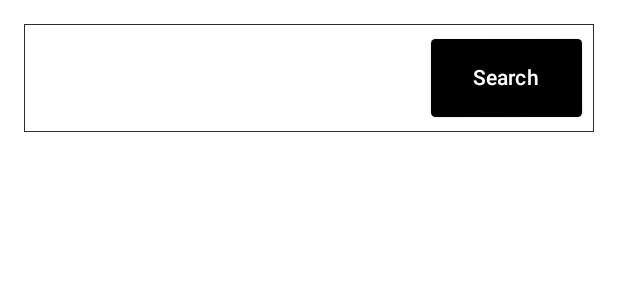
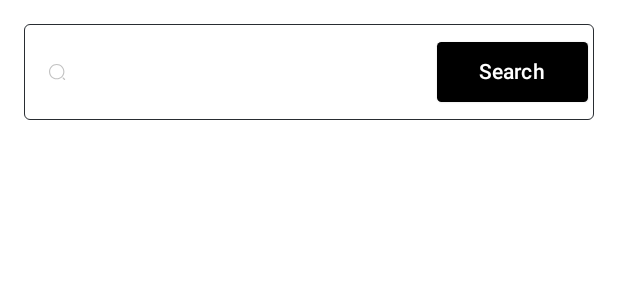
Before and after one commit to Abdullahi1/GithubRepositoryFinder, an Android app built with Jetpack Compose: the @Preview function CustomSearchBarPreview, on a phone screen of 412 x 824 dp. Shown: the top 300 px of the screen. Run offline under Robolectric (Android 15) with nearby library versions, the phone set to English and light mode, and no system bars.

Commit message:
fix custom search bar

```diff
--- a/core/commondesign/src/main/java/com/example/commondesign/component/CustomSearchBar.kt
+++ b/core/commondesign/src/main/java/com/example/commondesign/component/CustomSearchBar.kt
@@ -1,76 +1,86 @@
 package com.example.commondesign.component
 
+import androidx.compose.foundation.Image
 import androidx.compose.foundation.border
 import androidx.compose.foundation.layout.Arrangement
 import androidx.compose.foundation.layout.Column
 import androidx.compose.foundation.layout.Row
+import androidx.compose.foundation.layout.Spacer
 import androidx.compose.foundation.layout.fillMaxSize
 import androidx.compose.foundation.layout.padding
+import androidx.compose.foundation.layout.width
 import androidx.compose.foundation.shape.RoundedCornerShape
+import androidx.compose.foundation.text.BasicTextField
 import androidx.compose.material3.ButtonDefaults
 import androidx.compose.material3.ElevatedButton
 import androidx.compose.material3.ExperimentalMaterial3Api
 import androidx.compose.material3.Text
-import androidx.compose.material3.TextField
-import androidx.compose.material3.TextFieldDefaults
 import androidx.compose.runtime.Composable
+import androidx.compose.runtime.getValue
+import androidx.compose.runtime.mutableStateOf
+import androidx.compose.runtime.remember
+import androidx.compose.runtime.setValue
 import androidx.compose.ui.Alignment
 import androidx.compose.ui.Modifier
 import androidx.compose.ui.graphics.Color
+import androidx.compose.ui.res.painterResource
 import androidx.compose.ui.text.input.TextFieldValue
 import androidx.compose.ui.tooling.preview.Preview
 import androidx.compose.ui.unit.dp
+import com.example.commondesign.R
 import com.example.commondesign.theme.GithubRepositoryFinderTheme
 
 @Composable
 fun CustomSearchBar(
     modifier: Modifier = Modifier,
-    value: TextFieldValue,
-    onValueChange: (TextFieldValue) -> Unit,
+    onSearchClicked: (TextFieldValue) -> Unit,
 ) {
+    var textState by remember { mutableStateOf(TextFieldValue()) }
     Row(
         horizontalArrangement = Arrangement.End,
         verticalAlignment = Alignment.CenterVertically,
         modifier = modifier
-            .border(color = Color(0xFF292D32), width = 0.5.dp)
-            .padding(8.dp),
+            .border(
+                color = Color(0xFF292D32), width = 0.5.dp, shape = RoundedCornerShape(4.dp)
+            )
+            .padding(horizontal = 4.dp, vertical = 8.dp),
     ) {
-        TextField(
+        Spacer(modifier = Modifier.width(12.dp))
+        Image(painter = painterResource(R.drawable.ic_search), contentDescription = "Search Icon")
+        Spacer(modifier = Modifier.width(12.dp))
+        BasicTextField(
             modifier = Modifier.weight(2f),
-            value = value,
-            onValueChange = onValueChange,
-            colors = TextFieldDefaults.colors(
-                focusedIndicatorColor = Color.Transparent,
-                unfocusedIndicatorColor = Color.Transparent,
-                disabledIndicatorColor = Color.Transparent,
-                errorIndicatorColor = Color.Transparent,
-                focusedContainerColor = Color.Transparent,
-                unfocusedContainerColor = Color.Transparent
-
-            )
+            value = textState,
+            onValueChange = {
+                textState = it
+            },
         )
 
         ElevatedButton(
-            onClick = {},
+            onClick = {
+                onSearchClicked(textState)
+            },
             colors = ButtonDefaults.elevatedButtonColors(containerColor = Color(0xFF000000)),
             shape = RoundedCornerShape(3.dp),
             content = {
-                Text("Search", color = Color.White, modifier = Modifier.padding(horizontal = 4.dp, vertical = 8.dp))
-            })
+                Text(
+                    "Search",
+                    color = Color.White,
+                    modifier = Modifier.padding(horizontal = 4.dp, vertical = 1.dp)
+                )
+            },
+        )
     }
 }
 
 
-@OptIn(ExperimentalMaterial3Api::class)
 @Preview(showBackground = true)
 @Composable
 private fun CustomSearchBarPreview() {
     GithubRepositoryFinderTheme {
         Column(modifier = Modifier.fillMaxSize()) {
 
-            CustomSearchBar(modifier = Modifier.padding(16.dp),
-                value = TextFieldValue(text = ""),
-                onValueChange = {})
+            CustomSearchBar(modifier = Modifier.padding(16.dp), onSearchClicked = {})
         }
     }
 }
--- /dev/null
+++ b/core/commondesign/src/main/res/drawable/ic_search.xml
@@ -0,0 +1,12 @@
+<vector xmlns:android="http://schemas.android.com/apk/res/android"
+    android:width="13dp"
+    android:height="12dp"
+    android:viewportWidth="13"
+    android:viewportHeight="12">
+  <path
+      android:pathData="M5.809,10.875C2.975,10.875 0.668,8.575 0.668,5.75C0.668,2.925 2.975,0.625 5.809,0.625C8.643,0.625 10.95,2.925 10.95,5.75C10.95,8.575 8.643,10.875 5.809,10.875ZM5.809,1.375C3.386,1.375 1.42,3.34 1.42,5.75C1.42,8.16 3.386,10.125 5.809,10.125C8.232,10.125 10.198,8.16 10.198,5.75C10.198,3.34 8.232,1.375 5.809,1.375Z"
+      android:fillColor="#C1C1C1"/>
+  <path
+      android:pathData="M11.075,11.375C10.98,11.375 10.885,11.34 10.81,11.265L9.806,10.265C9.661,10.12 9.661,9.88 9.806,9.735C9.952,9.59 10.193,9.59 10.338,9.735L11.341,10.735C11.487,10.88 11.487,11.12 11.341,11.265C11.266,11.34 11.171,11.375 11.075,11.375Z"
+      android:fillColor="#C1C1C1"/>
+</vector>
```
